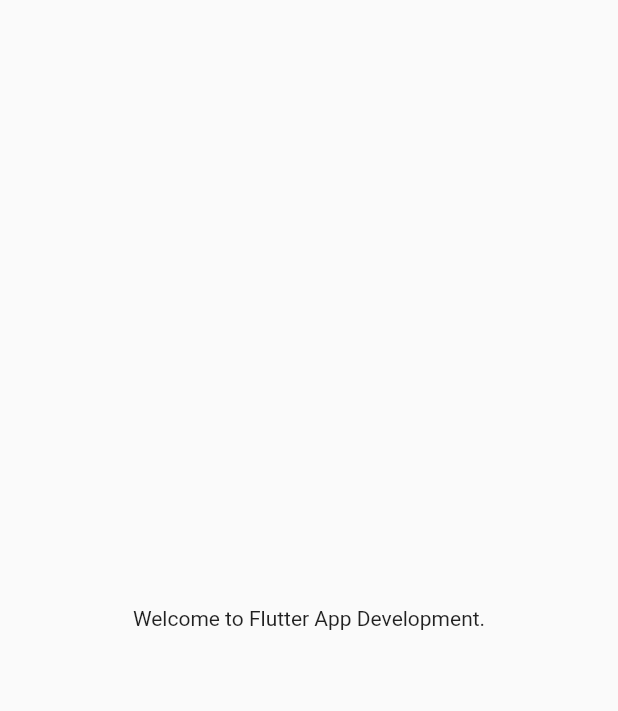
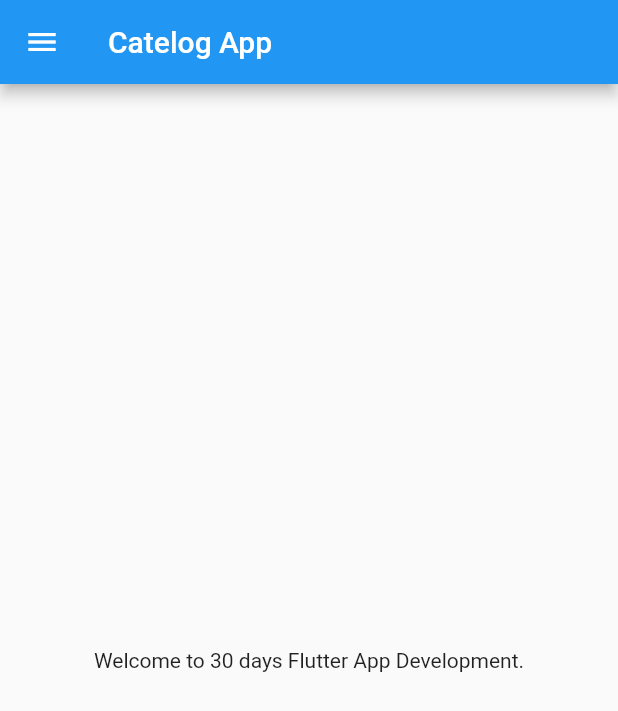
Before and after one commit to AMANSINGH5409/Flutter_Catelog_App, a Flutter app: the screen it shows after launch, on a phone screen of 412 x 824 dp. Shown: the top 711 px of the screen. Run offline on Flutter 3.47's test engine with Material 2 defaults, Android fonts, the phone set to English and light mode, and no system bars.

Commit message:
2nd commit

```diff
--- /dev/null
+++ b/lib/home_page.dart
@@ -0,0 +1,22 @@
+import 'package:flutter/material.dart';
+
+class HomePage extends StatelessWidget {
+  const HomePage({Key? key}) : super(key: key);
+
+  @override
+  Widget build(BuildContext context) {
+    return MaterialApp(
+      home: Scaffold(
+        appBar: AppBar(
+          title: const Text("Catelog App"),
+        ),
+        body: Center(
+          child: Container(
+            child: const Text("Welcome to 30 days Flutter App Development."),
+          ),
+        ),
+        drawer: const Drawer(),
+      ),
+    );
+  }
+}
--- a/lib/main.dart
+++ b/lib/main.dart
@@ -1,22 +1,15 @@
 import 'package:flutter/material.dart';
+import 'package:flutter_catelog/home_page.dart';
 
 void main() {
   runApp(MyApp());
 }
 
 class MyApp extends StatelessWidget {
-  const MyApp({Key? key}) : super(key: key);
+  int days = 30;
 
   @override
   Widget build(BuildContext context) {
-    return MaterialApp(
-      home: Material(
-        child: Center(
-          child: Container(
-            child: Text("Welcome to Flutter App Development."),
-          ),
-        ),
-      ),
-    );
+    return HomePage();
   }
 }
```
